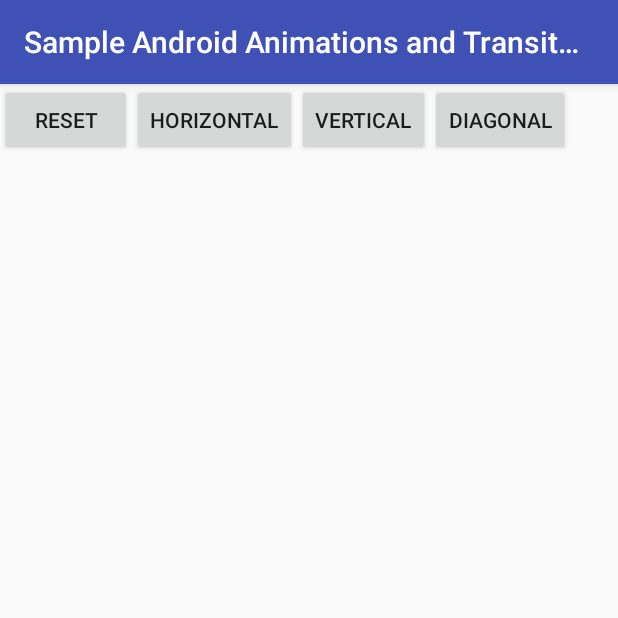
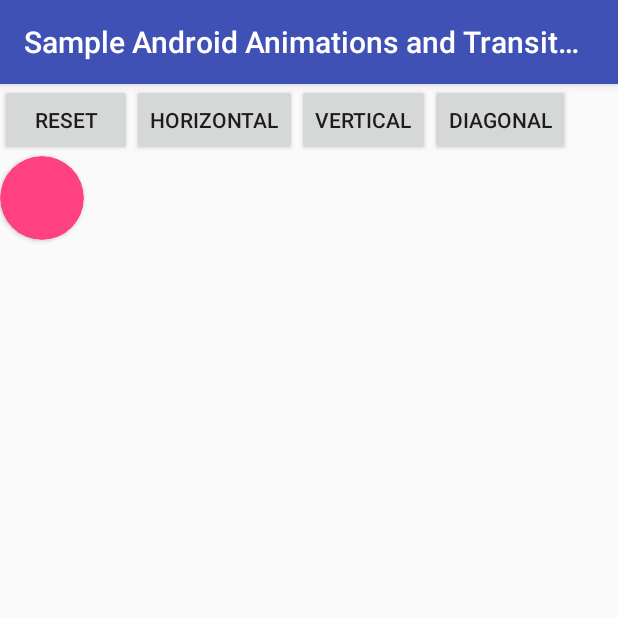
Before and after one commit to DarushDev/example-android-animations-and-transitions, an Android app: the screen it shows after launch (MainActivity), after a tap on "DIAGONAL", on a phone screen of 412 x 824 dp, the top half of it. Run offline under Robolectric (Android 15) with nearby library versions, the phone set to English and light mode, and no system bars; 3 other taps on this screen came first.

Commit message:
# Change text to a ball # Add diagonal moving effect

```diff
--- a/app/build.gradle
+++ b/app/build.gradle
@@ -25,4 +25,5 @@ dependencies {
     testImplementation 'junit:junit:4.12'
     androidTestImplementation 'com.android.support.test:runner:1.0.1'
     androidTestImplementation 'com.android.support.test.espresso:espresso-core:3.0.1'
+    implementation 'com.android.support:cardview-v7:28.+'
 }
--- a/app/src/main/java/com/example/sampleandroidanimationsandtransitions/MainActivity.java
+++ b/app/src/main/java/com/example/sampleandroidanimationsandtransitions/MainActivity.java
@@ -7,6 +7,7 @@ import android.animation.PropertyValuesHolder;
 import android.animation.ValueAnimator;
 import android.os.Bundle;
 import android.support.v7.app.AppCompatActivity;
+import android.support.v7.widget.CardView;
 import android.util.DisplayMetrics;
 import android.view.View;
 import android.widget.Button;
@@ -14,7 +15,7 @@ import android.widget.TextView;
 
 public class MainActivity extends AppCompatActivity implements View.OnClickListener {
 
-    TextView tvHello;
+    CardView cardBall;
     Button btnHorizontal;
     Button btnVertical;
     Button btnDiagonal;
@@ -25,7 +26,7 @@ public class MainActivity extends AppCompatActivity implements View.OnClickListe
         super.onCreate(savedInstanceState);
         setContentView(R.layout.activity_main);
 
-        tvHello = findViewById(R.id.text_main_hello);
+        cardBall = findViewById(R.id.card_main_ball);
         btnHorizontal = findViewById(R.id.button_main_horizontal);
         btnVertical = findViewById(R.id.button_main_vertical);
         btnDiagonal = findViewById(R.id.button_main_diagonal);
@@ -43,16 +44,16 @@ public class MainActivity extends AppCompatActivity implements View.OnClickListe
         int id = view.getId();
         switch (id) {
             case R.id.button_main_reset:
-                resetTheView(tvHello);
+                resetTheView(cardBall);
                 break;
             case R.id.button_main_horizontal:
-                animateHorizontally(tvHello);
+                animateHorizontally(cardBall);
                 break;
             case R.id.button_main_vertical:
-                animateVertically(tvHello);
+                animateVertically(cardBall);
                 break;
             case R.id.button_main_diagonal:
-                animateDiagonally(tvHello);
+                animateDiagonally(cardBall);
                 break;
 
         }
@@ -86,11 +87,13 @@ public class MainActivity extends AppCompatActivity implements View.OnClickListe
     }
 
     private void animateDiagonally(View v) {
-        ObjectAnimator animX = ObjectAnimator.ofFloat(v, "x", getScreenHeight());
-        ObjectAnimator animY = ObjectAnimator.ofFloat(v, "y", getScreenWith());
+        ObjectAnimator animX = ObjectAnimator.ofFloat(v, "translationX",
+                getScreenWith() - getAbsoluteX(v) - v.getWidth());
+        ObjectAnimator animY = ObjectAnimator.ofFloat(v, "translationY",
+                getScreenHeight() - getAbsoluteY(v) - v.getHeight());
         AnimatorSet animatorSet = new AnimatorSet();
         animatorSet.playTogether(animX, animY);
-        animatorSet.setDuration(2000);
+        animatorSet.setDuration(1000);
         animatorSet.start();
     }
 
--- a/app/src/main/res/layout/activity_main.xml
+++ b/app/src/main/res/layout/activity_main.xml
@@ -36,11 +36,11 @@
             android:text="Diagonal" />
     </LinearLayout>
 
-
-    <TextView
-        android:id="@+id/text_main_hello"
-        android:layout_width="wrap_content"
-        android:layout_height="wrap_content"
-        android:text="Move Horizontally" />
+    <android.support.v7.widget.CardView
+        android:id="@+id/card_main_ball"
+        android:layout_width="56dp"
+        android:layout_height="56dp"
+        android:backgroundTint="@color/colorAccent"
+        app:cardCornerRadius="28dp" />
 
 </LinearLayout>
```
